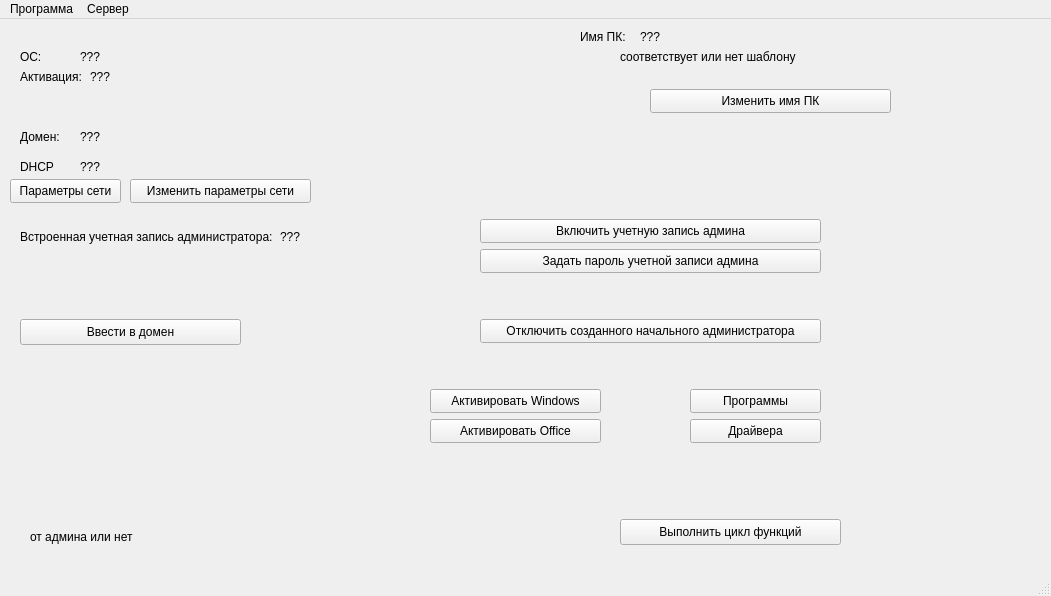
Qt form design_ui/main.ui (BagaJimbildan/LAS_SibSIU) before a commit.
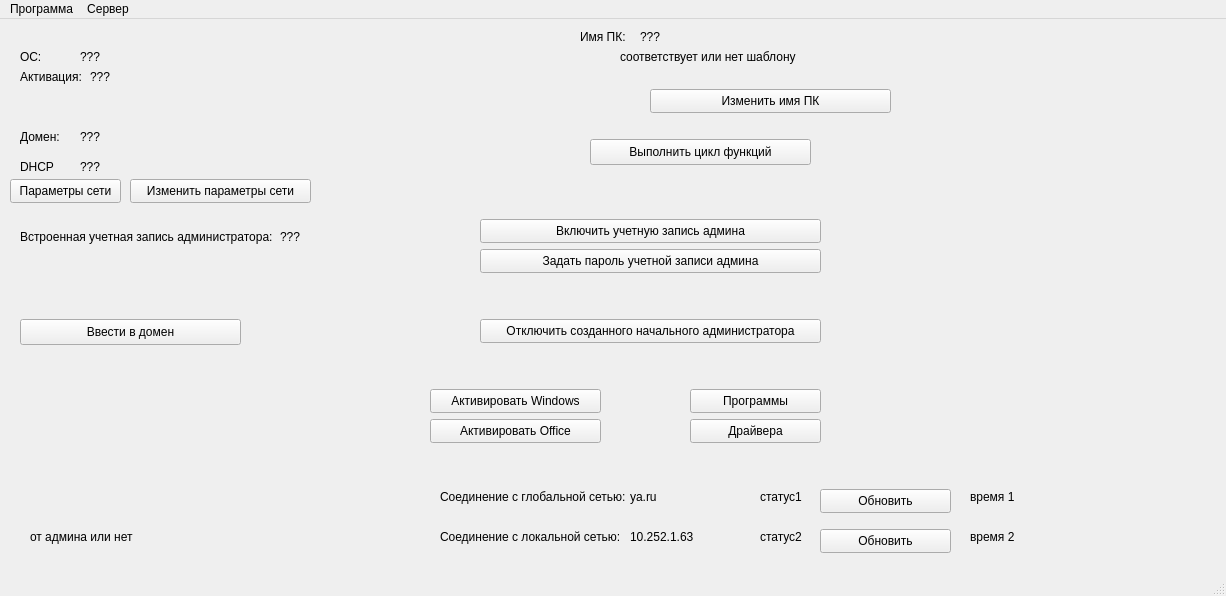
The same form after that commit.

Commit message: можно открыть файл логов на сервере через программу и сделал начало проверки сети локальной и глобальной

What changed in the file:
```diff
--- a/design_ui/main.ui
+++ b/design_ui/main.ui
@@ -6,7 +6,7 @@
    <rect>
     <x>0</x>
     <y>0</y>
-    <width>1051</width>
+    <width>1226</width>
     <height>596</height>
    </rect>
   </property>
@@ -342,8 +342,8 @@
    <widget class="QPushButton" name="btn_loop">
     <property name="geometry">
      <rect>
-      <x>620</x>
-      <y>500</y>
+      <x>590</x>
+      <y>120</y>
       <width>221</width>
       <height>26</height>
      </rect>
@@ -352,13 +352,143 @@
      <string>Выполнить цикл функций</string>
     </property>
    </widget>
+   <widget class="QLabel" name="label_7">
+    <property name="geometry">
+     <rect>
+      <x>440</x>
+      <y>470</y>
+      <width>191</width>
+      <height>16</height>
+     </rect>
+    </property>
+    <property name="text">
+     <string>Соединение с глобальной сетью:</string>
+    </property>
+   </widget>
+   <widget class="QLabel" name="label_8">
+    <property name="geometry">
+     <rect>
+      <x>440</x>
+      <y>510</y>
+      <width>191</width>
+      <height>16</height>
+     </rect>
+    </property>
+    <property name="text">
+     <string>Соединение с локальной сетью:</string>
+    </property>
+   </widget>
+   <widget class="QPushButton" name="btn_ping_global">
+    <property name="geometry">
+     <rect>
+      <x>820</x>
+      <y>470</y>
+      <width>131</width>
+      <height>24</height>
+     </rect>
+    </property>
+    <property name="text">
+     <string>Обновить</string>
+    </property>
+   </widget>
+   <widget class="QLabel" name="lbl_global_net_name">
+    <property name="geometry">
+     <rect>
+      <x>630</x>
+      <y>470</y>
+      <width>101</width>
+      <height>16</height>
+     </rect>
+    </property>
+    <property name="text">
+     <string>ya.ru</string>
+    </property>
+   </widget>
+   <widget class="QLabel" name="lbl_local_net_name">
+    <property name="geometry">
+     <rect>
+      <x>630</x>
+      <y>510</y>
+      <width>101</width>
+      <height>16</height>
+     </rect>
+    </property>
+    <property name="text">
+     <string>10.252.1.63</string>
+    </property>
+   </widget>
+   <widget class="QLabel" name="lbl_local_net_status">
+    <property name="geometry">
+     <rect>
+      <x>760</x>
+      <y>510</y>
+      <width>51</width>
+      <height>16</height>
+     </rect>
+    </property>
+    <property name="text">
+     <string>статус2</string>
+    </property>
+   </widget>
+   <widget class="QLabel" name="lbl_global_net_status">
+    <property name="geometry">
+     <rect>
+      <x>760</x>
+      <y>470</y>
+      <width>51</width>
+      <height>16</height>
+     </rect>
+    </property>
+    <property name="text">
+     <string>статус1</string>
+    </property>
+   </widget>
+   <widget class="QPushButton" name="btn_ping_local">
+    <property name="geometry">
+     <rect>
+      <x>820</x>
+      <y>510</y>
+      <width>131</width>
+      <height>24</height>
+     </rect>
+    </property>
+    <property name="text">
+     <string>Обновить</string>
+    </property>
+   </widget>
+   <widget class="QLabel" name="lbl_global_net_time">
+    <property name="geometry">
+     <rect>
+      <x>970</x>
+      <y>470</y>
+      <width>51</width>
+      <height>16</height>
+     </rect>
+    </property>
+    <property name="text">
+     <string>время 1</string>
+    </property>
+   </widget>
+   <widget class="QLabel" name="lbl_local_net_time">
+    <property name="geometry">
+     <rect>
+      <x>970</x>
+      <y>510</y>
+      <width>51</width>
+      <height>16</height>
+     </rect>
+    </property>
+    <property name="text">
+     <string>время 2</string>
+    </property>
+   </widget>
   </widget>
   <widget class="QMenuBar" name="menubar">
    <property name="geometry">
     <rect>
      <x>0</x>
      <y>0</y>
-     <width>1051</width>
+     <width>1226</width>
      <height>33</height>
     </rect>
    </property>
```
Left out of the diff: 6 changed lines with no effect on the pictures. The commit also changes 14 other files.
